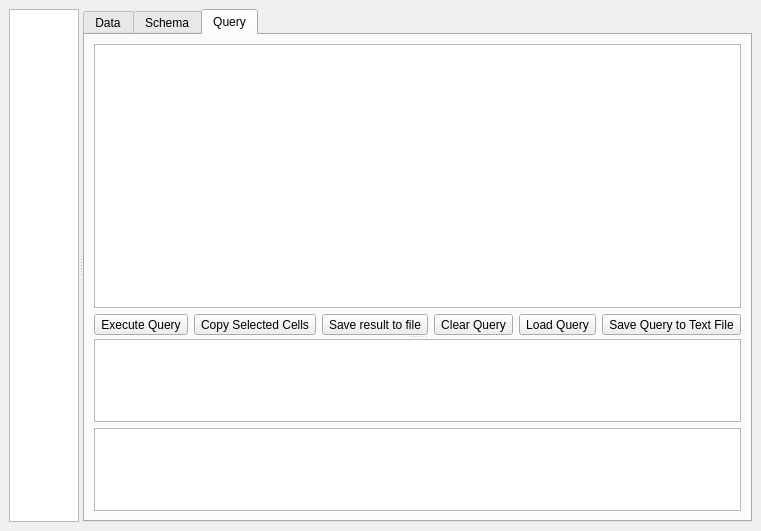
Before: the Qt Designer form 3rd-party/QtSqlView/src/WMain.ui in OneMoreGres/qtc-dbviewer, drawn with Qt 5.
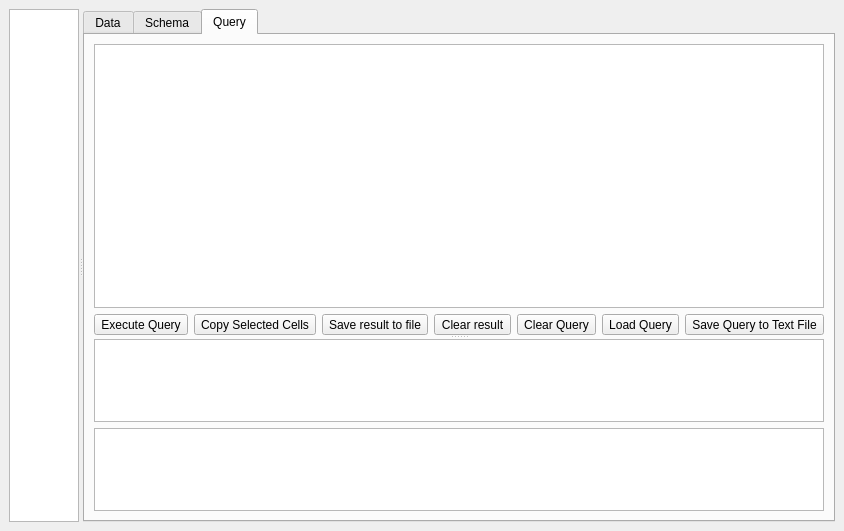
After: the same form once the commit is applied. The open tabs and pages were chosen to show the change. Icons and pictures are not drawn.

Commit message: Added clear query result button.

```diff
--- a/3rd-party/QtSqlView/src/WMain.ui
+++ b/3rd-party/QtSqlView/src/WMain.ui
@@ -372,6 +372,20 @@
                 </property>
                </widget>
               </item>
+              <item>
+               <widget class="QToolButton" name="clearQueryDataButton">
+                <property name="toolTip">
+                 <string>Clear result</string>
+                </property>
+                <property name="text">
+                 <string>Clear result</string>
+                </property>
+                <property name="icon">
+                 <iconset resource="QtSqlView.qrc">
+                  <normaloff>:/img/trash.png</normaloff>:/img/trash.png</iconset>
+                </property>
+               </widget>
+              </item>
               <item>
                <spacer>
                 <property name="orientation">
```
The commit also changes 1 other file.
